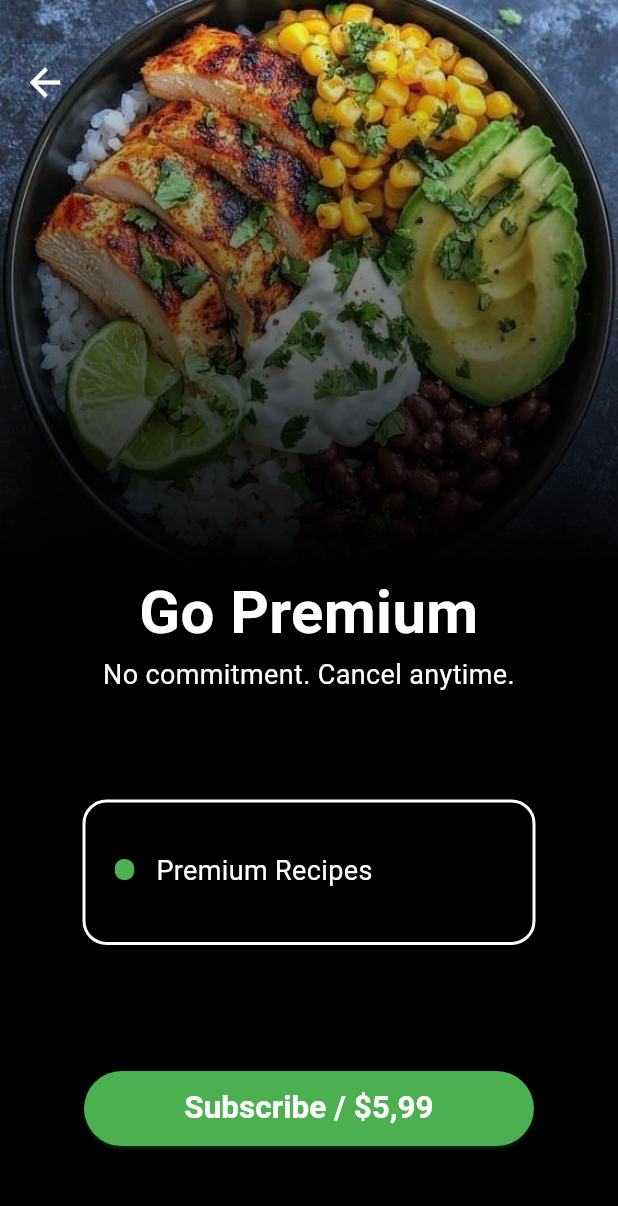
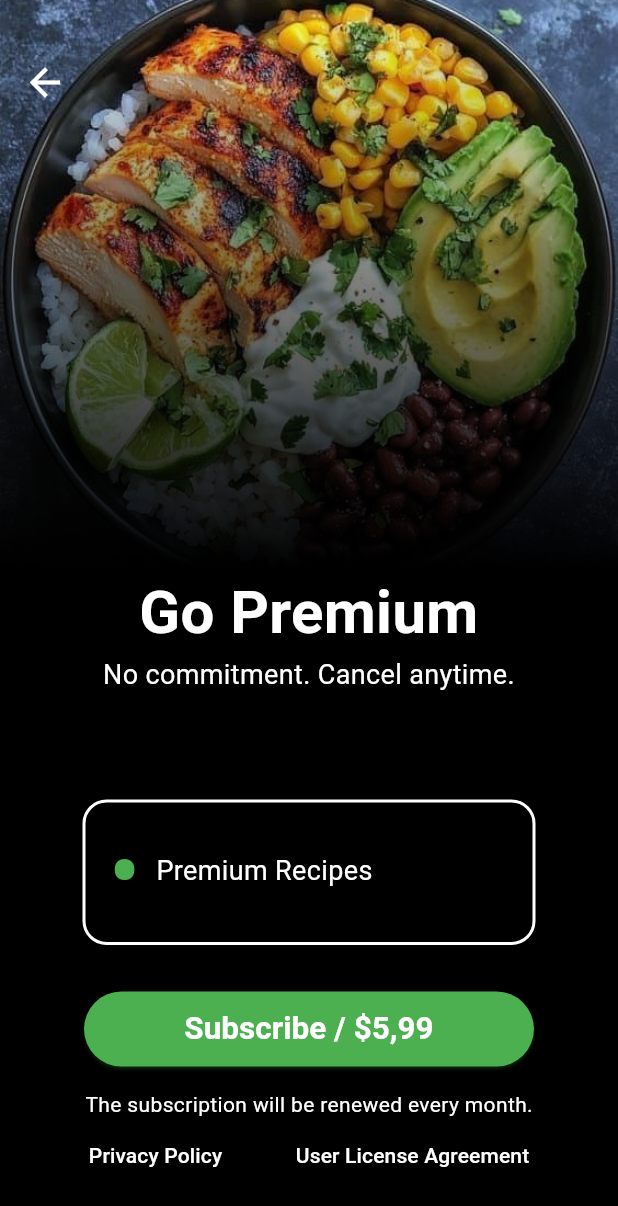
Before and after one commit to eraykasap/fit-kitchen, a Flutter app: the screen it shows after launch, item 2 of the bottom bar chosen, on a phone screen of 412 x 824 dp. Shown: the top 1206 px of the screen. Run offline on Flutter 3.47's test engine with Material 3 defaults, Android fonts, the light colour scheme and no system bars; our stand-ins replace cached_network_image, dio, flutter_riverpod, lottie, package_info_plus and 1 more; missing offline and left inert: dart:ffi, purchases_flutter; network calls fail.

Commit message:
new button ad

```diff
--- a/lib/pages/pro_plan_page.dart
+++ b/lib/pages/pro_plan_page.dart
@@ -4,6 +4,7 @@ import 'package:fit_food_app/business/provider.dart';
 import 'package:flutter/material.dart';
 import 'package:flutter_riverpod/flutter_riverpod.dart';
 import 'package:purchases_flutter/purchases_flutter.dart';
+import 'package:url_launcher/url_launcher.dart';
 
 class ProPlanPage extends ConsumerStatefulWidget {
   const ProPlanPage({super.key});
@@ -260,7 +261,7 @@ class _ProPlanPageState extends ConsumerState<ProPlanPage> {
 
                     //! ELEVATED BUTTON SUB
                     Padding(
-                      padding: const EdgeInsets.only(bottom: 60),
+                      padding: const EdgeInsets.only(bottom: 15),
                       child: SizedBox(
                         height: 50,
                         width: 300,
@@ -282,7 +283,48 @@ class _ProPlanPageState extends ConsumerState<ProPlanPage> {
 
                         }, child: Text("Subscribe / \$5,99", style: TextStyle(fontSize: 21),))
                       ),
+                    ),
+
+                    Center(
+                      child: SizedBox(
+                        width: 350,
+                        child: Center(
+                          child: Text(
+                            "The subscription will be renewed every month.",
+                            style: TextStyle(fontSize: 14, color: Colors.white),
+                          ),
+                        ),
+                      )
+                    ),
+
+
+                    Row(
+                      mainAxisAlignment: MainAxisAlignment.center,
+                      children: [
+
+                        TextButton(onPressed: () async {
+
+                          final url = Uri.parse("https://sites.google.com/view/gravitydash/ana-sayfa");
+                          await launchUrl(url, mode: LaunchMode.externalNonBrowserApplication);
+
+                        }, child: Text("Privacy Policy", style: TextStyle(color: Colors.white),)),
+
+                        SizedBox(width: 25,),
+
+                        TextButton(onPressed: () async {
+
+                          final url = Uri.parse("https://www.apple.com/legal/internet-services/itunes/dev/stdeula/");
+                          await launchUrl(url, mode: LaunchMode.externalNonBrowserApplication);
+
+                        }, child: Text("User License Agreement", style: TextStyle(color: Colors.white),)),
+
+                      ],
+                    ),
+
+                    SizedBox(
+                      height: 30,
                     )
+
 
                   ],
                 ),
```
Also changed, not shown: 1 other file.
